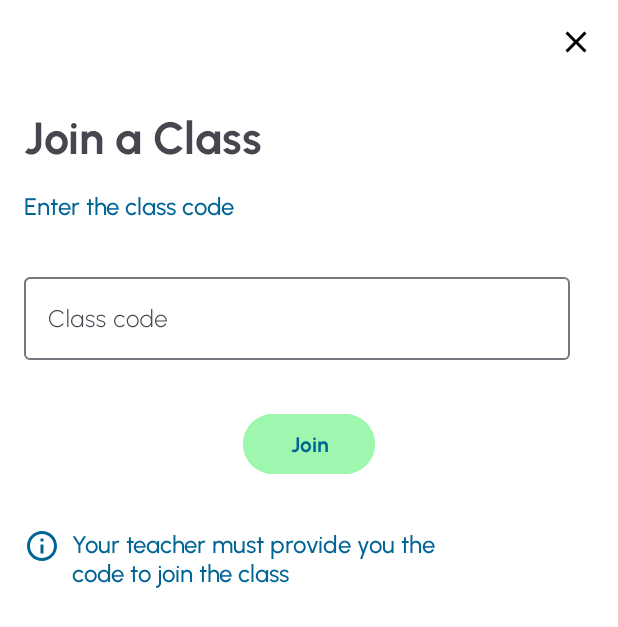
After one commit to Team-Z-Proyecto-moviles/ScholarPlay-App, an Android app: the JoinAClassFragment screen opened through its navigation route, on a phone screen of 412 x 824 dp. The commit adds this screen. Shown: the top 627 px of the screen. Run offline under Robolectric (Android 15) with nearby library versions, the light colour scheme and no system bars.

Commit message:
Add: Style of join a class

```diff
--- a/ScholarPlay/app/src/main/java/com/example/scholarplay/ui/homepage/student/HomeFragment.kt
+++ b/ScholarPlay/app/src/main/java/com/example/scholarplay/ui/homepage/student/HomeFragment.kt
@@ -9,8 +9,10 @@ import android.view.ViewGroup
 import androidx.core.view.isVisible
 import androidx.fragment.app.activityViewModels
 import androidx.lifecycle.lifecycleScope
+import androidx.navigation.findNavController
 import androidx.paging.LoadState
 import androidx.recyclerview.widget.GridLayoutManager
+import com.example.scholarplay.R
 import com.example.scholarplay.ScholarPlayApplication
 import com.example.scholarplay.databinding.FragmentHomeBinding
 import com.example.scholarplay.ui.homepage.student.recyclerview.StudentClassRoomAdapter
@@ -69,6 +71,11 @@ class HomeFragment : Fragment() {
         rv.adapter = adapter
 
 
+        binding.floatingActionButton.setOnClickListener {
+            it.findNavController().navigate(R.id.action_homeFragment2_to_joinAClassFragment)
+        }
+
+
 
 
 
--- /dev/null
+++ b/ScholarPlay/app/src/main/java/com/example/scholarplay/ui/joinclass/JoinAClassFragment.kt
@@ -0,0 +1,24 @@
+package com.example.scholarplay.ui.joinclass
+
+import android.os.Bundle
+import androidx.fragment.app.Fragment
+import android.view.LayoutInflater
+import android.view.View
+import android.view.ViewGroup
+import com.example.scholarplay.R
+
+
+class JoinAClassFragment : Fragment() {
+
+
+
+
+    override fun onCreateView(
+        inflater: LayoutInflater, container: ViewGroup?,
+        savedInstanceState: Bundle?
+    ): View? {
+        // Inflate the layout for this fragment
+        return inflater.inflate(R.layout.fragment_join_a_class, container, false)
+    }
+
+}
--- /dev/null
+++ b/ScholarPlay/app/src/main/res/anim/slide_in_up.xml
@@ -0,0 +1,6 @@
+<?xml version="1.0" encoding="utf-8"?>
+<set xmlns:android="http://schemas.android.com/apk/res/android">
+    <translate android:fromYDelta="100%p" android:toYDelta="0" android:duration="300"/>
+    <alpha android:fromAlpha="0.0" android:toAlpha="1.0" android:duration="300" />
+
+</set>
--- /dev/null
+++ b/ScholarPlay/app/src/main/res/anim/slide_out_up.xml
@@ -0,0 +1,5 @@
+<?xml version="1.0" encoding="utf-8"?>
+<set xmlns:android="http://schemas.android.com/apk/res/android">
+    <translate android:fromYDelta="0" android:toYDelta="-100%p" android:duration="300"/>
+    <alpha android:fromAlpha="1.0" android:toAlpha="0.0" android:duration="300" />
+</set>
--- /dev/null
+++ b/ScholarPlay/app/src/main/res/drawable/baseline_close_24.xml
@@ -0,0 +1,5 @@
+<vector android:height="24dp" android:tint="#000000"
+    android:viewportHeight="24" android:viewportWidth="24"
+    android:width="24dp" xmlns:android="http://schemas.android.com/apk/res/android">
+    <path android:fillColor="@android:color/white" android:pathData="M19,6.41L17.59,5 12,10.59 6.41,5 5,6.41 10.59,12 5,17.59 6.41,19 12,13.41 17.59,19 19,17.59 13.41,12z"/>
+</vector>
--- /dev/null
+++ b/ScholarPlay/app/src/main/res/drawable/outline_info_24.xml
@@ -0,0 +1,5 @@
+<vector android:height="24dp" android:tint="#006494"
+    android:viewportHeight="24" android:viewportWidth="24"
+    android:width="24dp" xmlns:android="http://schemas.android.com/apk/res/android">
+    <path android:fillColor="@android:color/white" android:pathData="M11,7h2v2h-2zM11,11h2v6h-2zM12,2C6.48,2 2,6.48 2,12s4.48,10 10,10 10,-4.48 10,-10S17.52,2 12,2zM12,20c-4.41,0 -8,-3.59 -8,-8s3.59,-8 8,-8 8,3.59 8,8 -3.59,8 -8,8z"/>
+</vector>
--- /dev/null
+++ b/ScholarPlay/app/src/main/res/layout/fragment_join_a_class.xml
@@ -0,0 +1,102 @@
+<?xml version="1.0" encoding="utf-8"?>
+<LinearLayout xmlns:android="http://schemas.android.com/apk/res/android"
+    xmlns:app="http://schemas.android.com/apk/res-auto"
+    xmlns:tools="http://schemas.android.com/tools"
+    android:layout_width="match_parent"
+    android:layout_height="match_parent"
+    android:background="@color/white"
+    android:orientation="vertical"
+    tools:context=".ui.joinclass.JoinAClassFragment">
+
+    <ImageView
+        android:id="@+id/imageView2"
+        android:layout_width="wrap_content"
+        android:layout_height="wrap_content"
+        android:layout_gravity="end"
+
+        android:padding="@dimen/medium_gap"
+        android:src="@drawable/baseline_close_24" />
+
+
+    <TextView
+        android:layout_width="wrap_content"
+        android:layout_height="wrap_content"
+        android:fontFamily="@font/urbanist_bold"
+        android:padding="@dimen/medium_gap"
+        android:text="@string/join_a_class_label"
+        android:textSize="30sp" />
+
+    <TextView
+        android:layout_width="wrap_content"
+        android:layout_height="wrap_content"
+        android:layout_marginStart="@dimen/medium_gap"
+        android:fontFamily="@font/urbanist_medium"
+        android:text="Enter the class code"
+        android:textColor="@color/buttoncolor"
+        android:textSize="16sp">
+
+    </TextView>
+
+    <com.google.android.material.textfield.TextInputLayout
+        android:id="@+id/classcode_text_view"
+        android:layout_width="match_parent"
+        android:layout_height="wrap_content"
+        android:layout_marginStart="@dimen/medium_gap"
+        android:layout_marginTop="@dimen/big_gap"
+        android:layout_marginEnd="@dimen/big_gap"
+        android:hint="Class code"
+        app:layout_constraintEnd_toEndOf="parent"
+        app:layout_constraintHorizontal_bias="0.0"
+        app:layout_constraintStart_toStartOf="parent"
+        app:layout_constraintTop_toBottomOf="@+id/greeting_text_view">
+
+        <com.google.android.material.textfield.TextInputEditText
+            android:layout_width="match_parent"
+            android:layout_height="wrap_content"
+            android:fontFamily="@font/urbanist_light"
+            android:inputType="textEmailAddress" />
+
+    </com.google.android.material.textfield.TextInputLayout>
+
+    <Button
+        android:layout_width="wrap_content"
+        android:layout_height="wrap_content"
+        android:layout_gravity="center"
+        android:layout_marginTop="@dimen/big_gap"
+        android:backgroundTint="@color/green"
+        android:fontFamily="@font/urbanist_bold"
+        android:text="Join"
+        android:textColor="@color/buttoncolor">
+
+    </Button>
+
+    <LinearLayout
+        android:layout_width="match_parent"
+        android:layout_height="wrap_content"
+        android:layout_marginTop="@dimen/big_gap"
+        android:orientation="horizontal">
+
+        <ImageView
+            android:layout_width="wrap_content"
+            android:layout_height="wrap_content"
+            android:layout_marginStart="@dimen/medium_gap"
+            app:srcCompat="@drawable/outline_info_24">
+
+        </ImageView>
+
+        <TextView
+            android:layout_width="wrap_content"
+            android:layout_height="wrap_content"
+            android:layout_marginStart="@dimen/small_gap"
+            android:layout_marginEnd="90sp"
+            android:fontFamily="@font/urbanist_medium"
+            android:text="@string/warning_joinclass"
+            android:textColor="@color/buttoncolor"
+            android:textSize="16sp">
+
+        </TextView>
+
+    </LinearLayout>
+
+
+</LinearLayout>
--- a/ScholarPlay/app/src/main/res/navigation/nav_graph.xml
+++ b/ScholarPlay/app/src/main/res/navigation/nav_graph.xml
@@ -25,7 +25,12 @@
     <fragment
         android:id="@+id/homeFragment2"
         android:name="com.example.scholarplay.ui.homepage.student.HomeFragment"
-        android:label="HomeFragment" />
+        android:label="HomeFragment" >
+        <action
+            android:id="@+id/action_homeFragment2_to_joinAClassFragment"
+            app:destination="@id/joinAClassFragment"
+            app:enterAnim="@anim/slide_in_up" />
+    </fragment>
     <fragment
         android:id="@+id/registerFragment"
         android:name="com.example.scholarplay.ui.register.RegisterFragment"
@@ -43,4 +48,9 @@
         android:id="@+id/teacherHomeFragment"
         android:name="com.example.scholarplay.ui.homepage.teacher.TeacherHomeFragment"
         android:label="TeacherHomeFragment" />
+    <fragment
+        android:id="@+id/joinAClassFragment"
+        android:name="com.example.scholarplay.ui.joinclass.JoinAClassFragment"
+        android:label="fragment_join_a_class"
+        tools:layout="@layout/fragment_join_a_class" />
 </navigation>
--- a/ScholarPlay/app/src/main/res/values/strings.xml
+++ b/ScholarPlay/app/src/main/res/values/strings.xml
@@ -15,6 +15,8 @@
     <string name="confirm_password_label">Confirm password</string>
     <string name="student_label">Student</string>
     <string name="teacher_label">Teacher</string>
+    <string name="join_a_class_label">Join a Class</string>
+    <string name="warning_joinclass">Your teacher must provide you the code to join the class</string>
 
     <string-array name="ocuupations_arrat">
         <item>Student</item>
```
